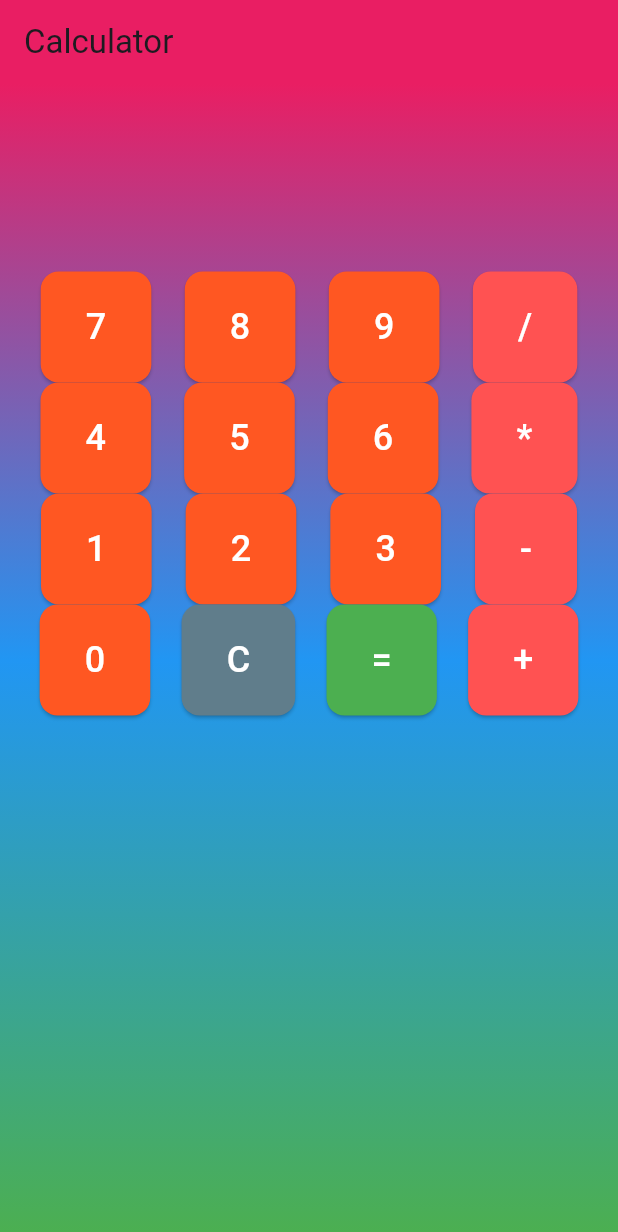
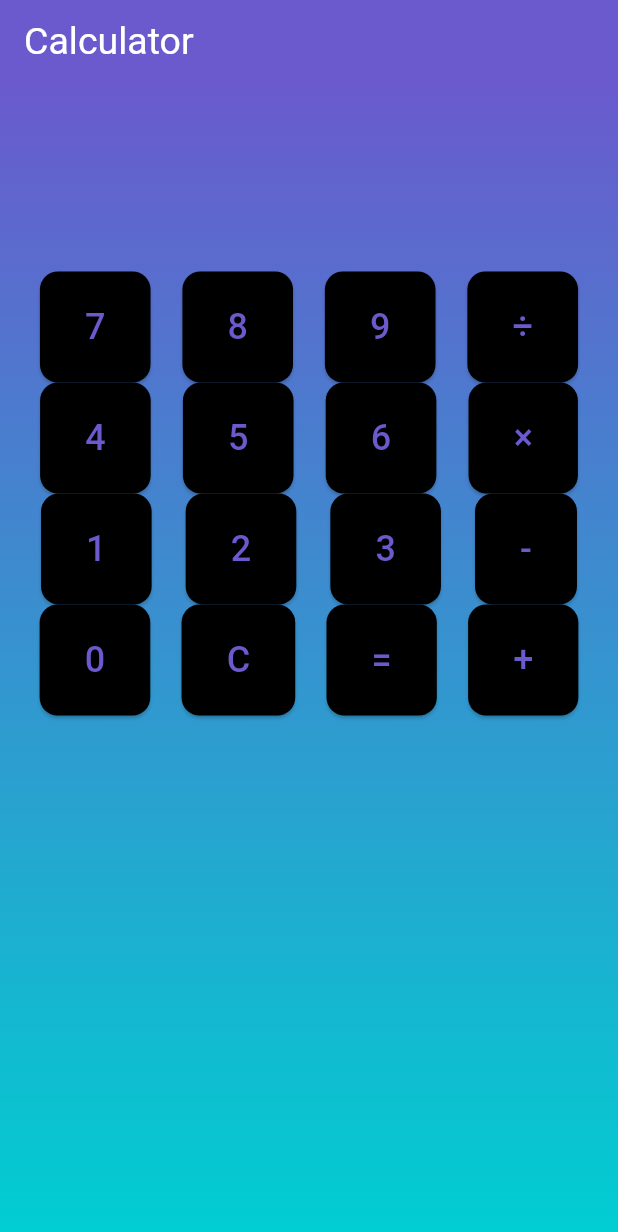
Before and after one commit to OmAlKml/Calculator, a Flutter app: the screen it shows after launch, on a phone screen of 412 x 824 dp. Shown: the top 1232 px of the screen. Run offline on Flutter 3.47's test engine with Material 3 defaults, Android fonts, the phone set to English and light mode, and no system bars.

Commit message:
Add const modifier to some strings and colors and change the colors

```diff
--- a/lib/main.dart
+++ b/lib/main.dart
@@ -15,12 +15,14 @@ class MyApp extends StatelessWidget {
       theme: ThemeData(
         primarySwatch: Colors.blue,
       ),
-      home: CalculatorScreen(),
+      home: const CalculatorScreen(),
     );
   }
 }
 
 class CalculatorScreen extends StatefulWidget {
+  const CalculatorScreen({super.key});
+
   @override
   _CalculatorScreenState createState() => _CalculatorScreenState();
 }
@@ -105,16 +107,21 @@ class _CalculatorScreenState extends State<CalculatorScreen> {
   Widget build(BuildContext context) {
     return Scaffold(
       appBar: AppBar(
-        title: const Text('Calculator'),
-        backgroundColor: Colors.pink,
+        title: const Text(
+          'Calculator',
+          style: TextStyle(
+            fontSize: 25,
+            color: Colors.white,
+          ),
+        ),
+        backgroundColor: const Color(0xFF6A5ACD),
       ),
       body: Container(
         decoration: const BoxDecoration(
           gradient: LinearGradient(
             colors: [
-              Colors.pink,
-              Colors.blue,
-              Colors.green
+              Color(0xFF6A5ACD), // Slate Blue
+              Color(0xFF00CED1), // Dark Turquoise
             ], // Top to bottom gradient
             begin: Alignment.topCenter,
             end: Alignment.bottomCenter,
@@ -149,37 +156,37 @@ class _CalculatorScreenState extends State<CalculatorScreen> {
                   Row(
                     mainAxisAlignment: MainAxisAlignment.spaceAround,
                     children: [
-                      _buildButton('7', Colors.deepOrange),
-                      _buildButton('8', Colors.deepOrange),
-                      _buildButton('9', Colors.deepOrange),
-                      _buildButton('/', Colors.redAccent),
+                      _buildButton('7', Colors.black),
+                      _buildButton('8', Colors.black),
+                      _buildButton('9', Colors.black),
+                      _buildButton('÷', Colors.black),
                     ],
                   ),
                   Row(
                     mainAxisAlignment: MainAxisAlignment.spaceAround,
                     children: [
-                      _buildButton('4', Colors.deepOrange),
-                      _buildButton('5', Colors.deepOrange),
-                      _buildButton('6', Colors.deepOrange),
-                      _buildButton('*', Colors.redAccent),
+                      _buildButton('4', Colors.black),
+                      _buildButton('5', Colors.black),
+                      _buildButton('6', Colors.black),
+                      _buildButton('×', Colors.black),
                     ],
                   ),
                   Row(
                     mainAxisAlignment: MainAxisAlignment.spaceAround,
                     children: [
-                      _buildButton('1', Colors.deepOrange),
-                      _buildButton('2', Colors.deepOrange),
-                      _buildButton('3', Colors.deepOrange),
-                      _buildButton('-', Colors.redAccent),
+                      _buildButton('1', Colors.black),
+                      _buildButton('2', Colors.black),
+                      _buildButton('3', Colors.black),
+                      _buildButton('-', Colors.black),
                     ],
                   ),
                   Row(
                     mainAxisAlignment: MainAxisAlignment.spaceAround,
                     children: [
-                      _buildButton('0', Colors.deepOrange),
-                      _buildButton('C', Colors.blueGrey), // Clear button
-                      _buildButton('=', Colors.green), // Equals button
-                      _buildButton('+', Colors.redAccent),
+                      _buildButton('0', Colors.black),
+                      _buildButton('C', Colors.black), // Clear button
+                      _buildButton('=', Colors.black), // Equals button
+                      _buildButton('+', Colors.black),
                     ],
                   ),
                 ],
@@ -202,7 +209,7 @@ class _CalculatorScreenState extends State<CalculatorScreen> {
         ),
       ),
       child: Text(buttonText,
-          style: const TextStyle(fontSize: 24, color: Colors.white)),
+          style: const TextStyle(fontSize: 24, color: Color(0xFF6A5ACD))),
     );
   }
 }
```
